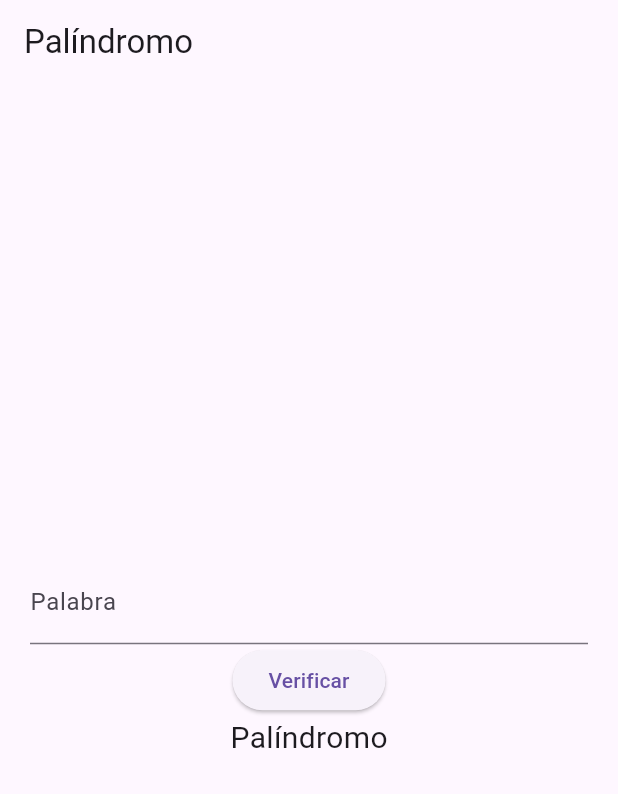
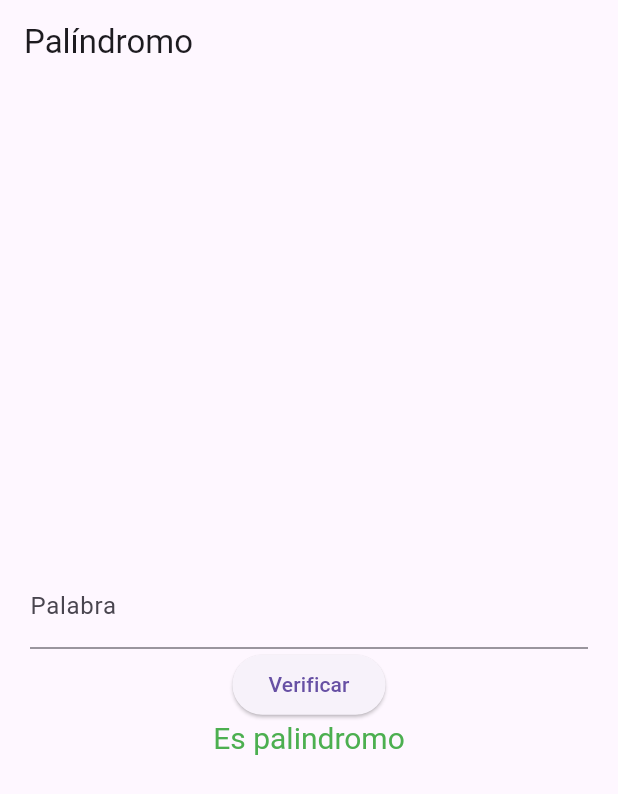
Before and after one commit to Arnold120/new_flutter_palindromo, a Flutter app: the screen it shows after launch, after a tap on "Verificar", on a phone screen of 412 x 824 dp. Shown: the top 794 px of the screen. Run offline on Flutter 3.47's test engine with Material 3 defaults, Android fonts, the phone set to English and light mode, and no system bars.

Commit message:
Animaciones del ejercicio de palindromo

```diff
--- a/lib/main.dart
+++ b/lib/main.dart
@@ -1,4 +1,5 @@
 import 'package:flutter/material.dart';
+import 'dart:math';
 
 void main() => runApp(MaterialApp(home: Palindromo()));
 
@@ -7,11 +8,38 @@ class Palindromo extends StatefulWidget {
   State<Palindromo> createState() => _PalindromoState();
 }
 
-class _PalindromoState extends State<Palindromo> {
+class _PalindromoState extends State<Palindromo> with SingleTickerProviderStateMixin {
   final c = TextEditingController(); String r = '';
+  Color color = Colors.black;
+  late AnimationController _controller;
+  late Animation<double> _animation;
+
+  @override
+  void initState() {
+    super.initState();
+    _controller = AnimationController(
+      vsync: this,
+      duration: Duration(milliseconds: 400),
+    );
+    _animation = Tween<double>(begin: 0, end: 8)
+        .chain(CurveTween(curve: Curves.elasticIn))
+        .animate(_controller);
+  }
+
   void check() {
     var t = c.text.toLowerCase().replaceAll(' ', '');
-    setState(() => r = t == t.split('').reversed.join() ? 'Palíndromo' : 'No lo es');
+    bool esPalindromo = t == t.split('').reversed.join();
+    setState(() {
+      r = esPalindromo ? 'Es palindromo' : 'No es palindromo';
+      color = esPalindromo ? Colors.green : Colors.red;
+    });
+    if (!esPalindromo) _controller.forward(from: 0);
+  }
+
+  @override
+  void dispose() {
+    _controller.dispose();
+    super.dispose();
   }
 
   @override
@@ -22,7 +50,17 @@ class _PalindromoState extends State<Palindromo> {
       child: Column(mainAxisAlignment: MainAxisAlignment.center, children: [
         TextField(controller: c, decoration: InputDecoration(labelText: 'Palabra')),
         ElevatedButton (onPressed: check, child: Text('Verificar')),
-        Text(r, style: TextStyle(fontSize: 20))
+        AnimatedBuilder(
+          animation: _animation,
+          builder: (context, child) => Transform.translate(
+            offset: Offset(sin(_animation.value) * 8, 0),
+            child: AnimatedDefaultTextStyle(
+              duration: Duration(milliseconds: 300),
+              style: TextStyle(fontSize: 20, color: color),
+              child: Text(r),
+            ),
+          ),
+        ),
       ]),
     ),
   );
```
